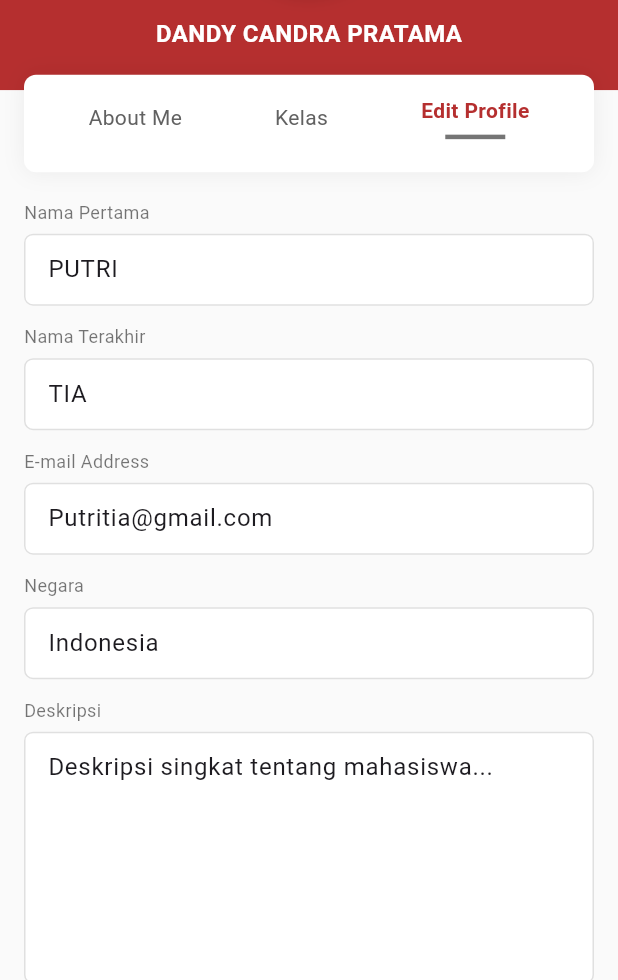
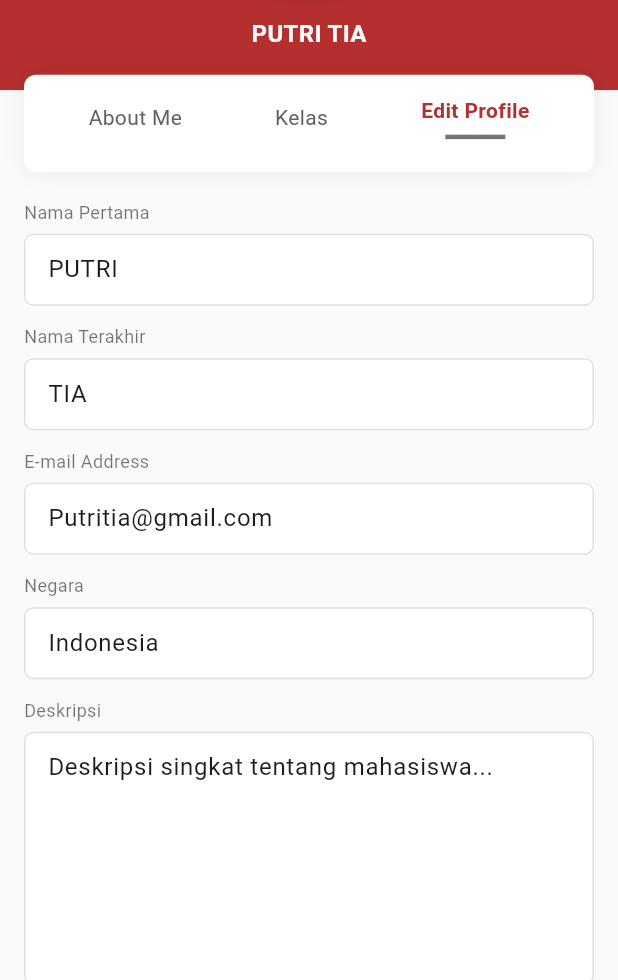
Before and after one commit to putritia10/apk_cejoe_lms, a Flutter app: the ProfilePage screen opened directly, on a phone screen of 412 x 824 dp, the part 256-1236 px from its top. Run offline on Flutter 3.47's test engine with Material 3 defaults, Android fonts, the phone set to English and light mode, and no system bars.

Commit message:
mengubah nama di profil_page

```diff
--- a/lib/screens/profile_page.dart
+++ b/lib/screens/profile_page.dart
@@ -130,7 +130,7 @@
                   ),
                 ),
                 const SizedBox(height: 12),
-                const Text('DANDY CANDRA PRATAMA', style: TextStyle(fontWeight: FontWeight.bold, color: Colors.white, fontSize: 16)),
+                const Text('PUTRI TIA', style: TextStyle(fontWeight: FontWeight.bold, color: Colors.white, fontSize: 16)),
                 const SizedBox(height: 16),
 
                 // white card with tabs
```
